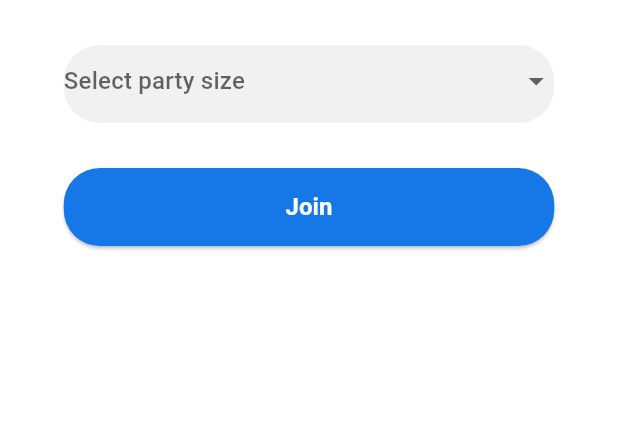
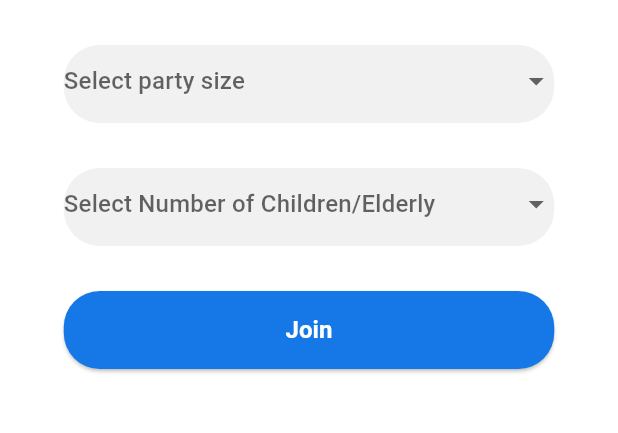
Before and after one commit to goodtam8/Queue-Ease, a Flutter app: the Join screen opened directly with empty values, on a phone screen of 412 x 824 dp, the part 84-517 px from its top. Run offline on Flutter 3.47's test engine with Material 3 defaults, Android fonts, the phone set to English and light mode, and no system bars; our stand-ins replace cloud_firestore, dash_chat_2, dio, firebase_core, firebase_messaging, firebase_storage and 9 more; missing offline and left inert: dart:ffi, flutter_stripe, mobile_scanner; accounts and stored records are empty; Roboto replaces fonts that are missing (Source Sans Pro).

Commit message:
update some ui design

```diff
--- a/lib/customer/queue/Join.dart
+++ b/lib/customer/queue/Join.dart
@@ -17,6 +17,7 @@ class Join extends StatefulWidget {
 
 class _JoinState extends State<Join> {
   String? _selectedSize; // Variable to hold the selected size
+  String? _childrenSize;
 
   // List of party sizes
   final List<String> _partySizes = [
@@ -24,6 +25,12 @@ class _JoinState extends State<Join> {
     '3-4 people',
     '5-6 people',
     '7+ people',
+  ];
+  final List<String> _childrenSizes = [
+    '0',
+    '1',
+    '2',
+    '3+',
   ];
   Future<dynamic> join(String restname, String objectid) async {
     Map<String, dynamic> record = {
@@ -80,6 +87,34 @@ class _JoinState extends State<Join> {
         onChanged: (String? newValue) {
           setState(() {
             _selectedSize = newValue; // Update the selected size
+          });
+        },
+        underline: SizedBox(), // Hide the underline
+      ),
+    );
+  }
+
+  Widget childrenpicker() {
+    return Container(
+      width: 327,
+      height: 52,
+      decoration: BoxDecoration(
+        color: const Color(0xFFF1F1F1), // Background color
+        borderRadius: BorderRadius.circular(24), // Border radius
+      ),
+      child: DropdownButton<String>(
+        isExpanded: true, // Make the dropdown take the full width
+        value: _childrenSize,
+        hint: Text('Select Number of Children/Elderly'),
+        items: _childrenSizes.map((String size) {
+          return DropdownMenuItem<String>(
+            value: size,
+            child: Text(size),
+          );
+        }).toList(),
+        onChanged: (String? newValue) {
+          setState(() {
+            _childrenSize = newValue; // Update the selected size
           });
         },
         underline: SizedBox(), // Hide the underline
@@ -158,7 +193,7 @@ class _JoinState extends State<Join> {
           color: Colors.white,
         ),
       ),
-      child: Text(
+      child: const Text(
         "Join",
         style: TextStyle(color: Colors.white),
       ),
@@ -175,11 +210,15 @@ class _JoinState extends State<Join> {
       body: Center(
         child: Column(
           children: [
-            SizedBox(
+            const SizedBox(
               height: 30.0,
             ),
             partypicker(),
-            SizedBox(
+            const SizedBox(
+              height: 30.0,
+            ),
+            childrenpicker(),
+            const SizedBox(
               height: 30.0,
             ),
             joinbutton(rest!)
```
Also changed, not shown: lib/customer/queue/Menu.dart (+58 -10 lines), lib/customer/restaurant/restinfo.dart (+11 -3 lines), lib/main.dart (+8 -0 lines), lib/property/navgationbar.dart (+21 -20 lines).
